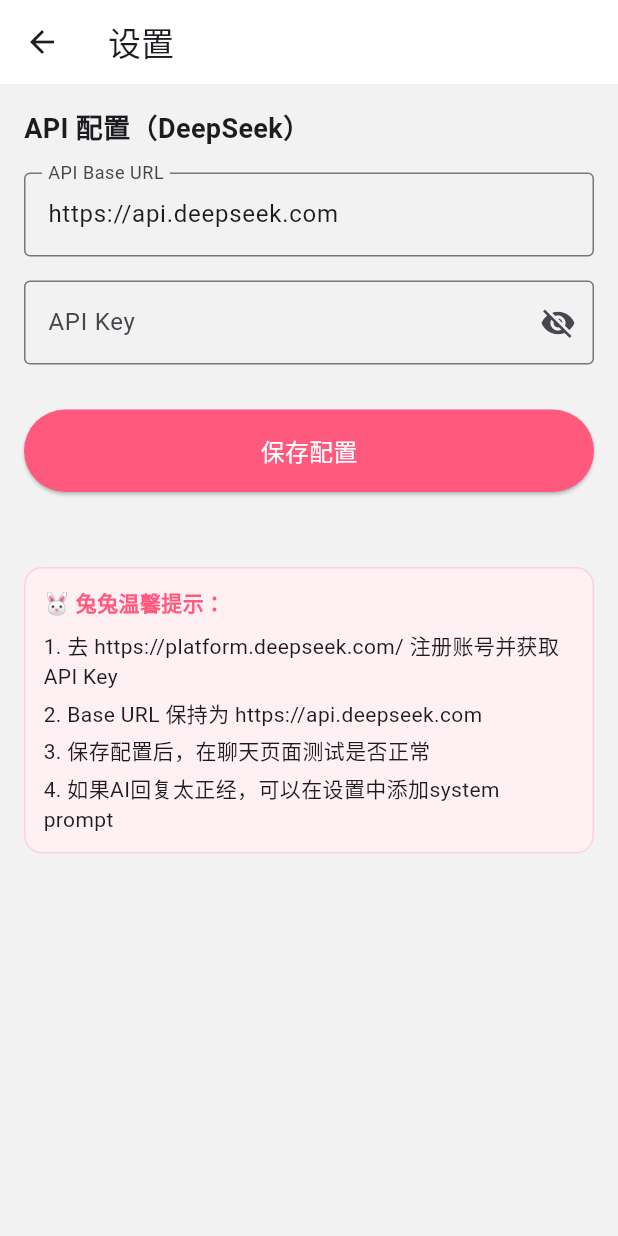
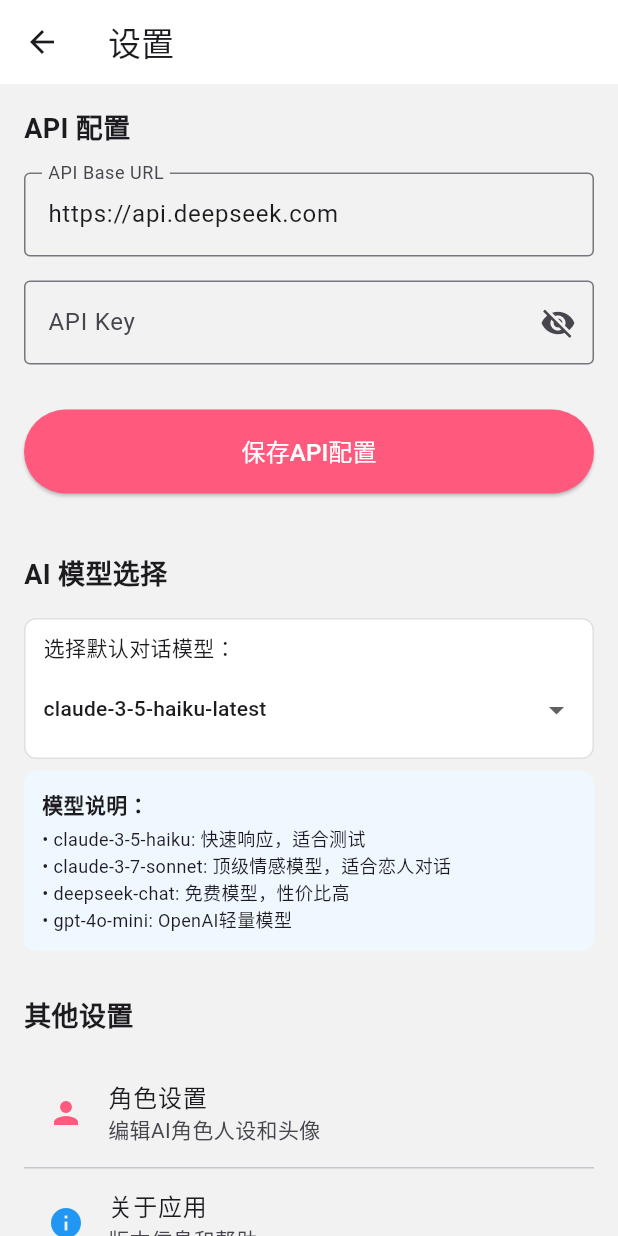
Before and after one commit to qe1712154349-boop/wolfram-chatroom, a Flutter app: the screen it shows after launch, item 4 of the bottom bar chosen, after a tap on "设置", on a phone screen of 412 x 824 dp. Run offline on Flutter 3.47's test engine with Material 3 defaults, Android fonts, the phone set to English and light mode, and no system bars; our stand-ins replace image_picker, shared_preferences; network calls fail.

```diff
--- a/lib/pages/me/settings_page.dart
+++ b/lib/pages/me/settings_page.dart
@@ -14,18 +14,31 @@
   bool _obscureKey = true;
   final StorageService _storage = StorageService();
 
+  // 模型选择相关变量
+  String _selectedModel = 'claude-3-5-haiku-latest';
+  List<String> _modelOptions = [];
+
   @override
   void initState() {
     super.initState();
     _loadSavedConfig();
+    _loadModelSettings();
   }
 
   Future<void> _loadSavedConfig() async {
     final baseUrl = await _storage.getApiBaseUrl();
     final apiKey = await _storage.getApiKey();
     setState(() {
-      _baseUrlController.text = baseUrl;   // 直接赋值，因为它不可能 null
+      _baseUrlController.text = baseUrl;
       _apiKeyController.text = apiKey ?? '';
+    });
+  }
+
+  Future<void> _loadModelSettings() async {
+    final model = await _storage.getSelectedModel();
+    setState(() {
+      _selectedModel = model;
+      _modelOptions = _storage.getModelOptions();
     });
   }
 
@@ -36,15 +49,29 @@
     }
   }
 
+  Future<void> _saveModel(String model) async {
+    await _storage.saveSelectedModel(model);
+    if (mounted) {
+      setState(() {
+        _selectedModel = model;
+      });
+      ScaffoldMessenger.of(context).showSnackBar(const SnackBar(content: Text('模型设置已保存')));
+    }
+  }
+
   @override
   Widget build(BuildContext context) {
     return Scaffold(
       backgroundColor: const Color(0xFFF2F2F2),
-      appBar: AppBar(title: const Text("设置"), backgroundColor: Colors.white),
+      appBar: AppBar(
+        title: const Text("设置"),
+        backgroundColor: Colors.white
+      ),
       body: ListView(
         padding: const EdgeInsets.all(16),
         children: [
-          const Text("API 配置（DeepSeek）", style: TextStyle(fontSize: 18, fontWeight: FontWeight.bold)),
+          // API 配置部分
+          const Text("API 配置", style: TextStyle(fontSize: 18, fontWeight: FontWeight.bold)),
           const SizedBox(height: 16),
           TextField(
             controller: _baseUrlController,
@@ -70,9 +97,97 @@
           const SizedBox(height: 30),
           ElevatedButton(
             onPressed: _saveConfig,
-            style: ElevatedButton.styleFrom(backgroundColor: const Color(0xFFFF5A7E), padding: const EdgeInsets.symmetric(vertical: 16)),
-            child: const Text("保存配置", style: TextStyle(fontSize: 16, color: Colors.white)),
+            style: ElevatedButton.styleFrom(
+              backgroundColor: const Color(0xFFFF5A7E),
+              padding: const EdgeInsets.symmetric(vertical: 16)
+            ),
+            child: const Text("保存API配置", style: TextStyle(fontSize: 16, color: Colors.white)),
           ),
+          const SizedBox(height: 40),
+
+          // 模型选择部分
+          const Text("AI 模型选择", style: TextStyle(fontSize: 18, fontWeight: FontWeight.bold)),
+          const SizedBox(height: 16),
+          Container(
+            padding: const EdgeInsets.symmetric(horizontal: 12, vertical: 8),
+            decoration: BoxDecoration(
+              color: Colors.white,
+              borderRadius: BorderRadius.circular(8),
+              border: Border.all(color: Colors.grey[300]!),
+            ),
+            child: Column(
+              crossAxisAlignment: CrossAxisAlignment.start,
+              children: [
+                const Text(
+                  "选择默认对话模型：",
+                  style: TextStyle(fontSize: 14, fontWeight: FontWeight.w500),
+                ),
+                const SizedBox(height: 8),
+                DropdownButton<String>(
+                  value: _selectedModel,
+                  isExpanded: true,
+                  underline: Container(height: 0),
+                  onChanged: (String? newValue) {
+                    if (newValue != null) {
+                      _saveModel(newValue);
+                    }
+                  },
+                  items: _modelOptions.map<DropdownMenuItem<String>>((String value) {
+                    return DropdownMenuItem<String>(
+                      value: value,
+                      child: Text(
+                        value,
+                        style: const TextStyle(fontSize: 14),
+                      ),
+                    );
+                  }).toList(),
+                ),
+              ],
+            ),
+          ),
+          const SizedBox(height: 8),
+          Container(
+            padding: const EdgeInsets.all(12),
+            decoration: BoxDecoration(
+              color: const Color(0xFFF0F8FF),
+              borderRadius: BorderRadius.circular(8),
+            ),
+            child: const Column(
+              crossAxisAlignment: CrossAxisAlignment.start,
+              children: [
+                Text("模型说明：", style: TextStyle(fontWeight: FontWeight.bold)),
+                SizedBox(height: 4),
+                Text("• claude-3-5-haiku: 快速响应，适合测试", style: TextStyle(fontSize: 12)),
+                Text("• claude-3-7-sonnet: 顶级情感模型，适合恋人对话", style: TextStyle(fontSize: 12)),
+                Text("• deepseek-chat: 免费模型，性价比高", style: TextStyle(fontSize: 12)),
+                Text("• gpt-4o-mini: OpenAI轻量模型", style: TextStyle(fontSize: 12)),
+              ],
+            ),
+          ),
+          const SizedBox(height: 30),
+
+          // 其他设置项
+          const Text("其他设置", style: TextStyle(fontSize: 18, fontWeight: FontWeight.bold)),
+          const SizedBox(height: 16),
+          ListTile(
+            title: const Text("角色设置"),
+            subtitle: const Text("编辑AI角色人设和头像"),
+            leading: const Icon(Icons.person, color: Color(0xFFFF5A7E)),
+            onTap: () {
+              // 跳转到角色设置页面
+              Navigator.pushNamed(context, '/character-edit');
+            },
+          ),
+          const Divider(height: 1),
+          ListTile(
+            title: const Text("关于应用"),
+            subtitle: const Text("版本信息和帮助"),
+            leading: const Icon(Icons.info, color: Colors.blue),
+            onTap: () {
+              _showNotImplementedSnackbar("关于页面");
+            },
+          ),
+
           const SizedBox(height: 50),
           _buildTipsCard(),
         ],
@@ -99,9 +214,18 @@
           SizedBox(height: 4),
           Text("3. 保存配置后，在聊天页面测试是否正常"),
           SizedBox(height: 4),
-          Text("4. 如果AI回复太正经，可以在设置中添加system prompt"),
+          Text("4. 如果AI回复太正经，可以在角色设置中添加system prompt"),
         ],
       ),
     );
   }
+
+  void _showNotImplementedSnackbar(String feature) {
+    ScaffoldMessenger.of(context).showSnackBar(
+      SnackBar(
+        content: Text("$feature功能开发中..."),
+        duration: const Duration(seconds: 1),
+      ),
+    );
+  }
 }
--- a/lib/services/api_service.dart
+++ b/lib/services/api_service.dart
@@ -5,7 +5,7 @@
 class ApiService {
   final StorageService _storage = StorageService();
 
-  Future<String?> sendChatMessage(List<Map<String, String>> messages) async {
+  Future<String?> sendChatMessage(List<Map<String, String>> messages, String modelName) async {
     final apiKey = await _storage.getApiKey();
     final baseUrl = await _storage.getApiBaseUrl();
 
@@ -21,9 +21,9 @@
           'Authorization': 'Bearer $apiKey',
         },
         body: jsonEncode({
-          'model': 'deepseek-chat',
+          'model': modelName, // 使用传入的模型名称
           'messages': messages.map((m) => {'role': m['role'], 'content': m['content']}).toList(),
-          'temperature': 0.7,
+          'temperature': 0.9, // 调高到 0.9，让回复更活泼
           'stream': false,
         }),
       );
--- a/lib/services/storage_service.dart
+++ b/lib/services/storage_service.dart
@@ -13,7 +13,7 @@
 
   Future<SharedPreferences> get _prefs async => await SharedPreferences.getInstance();
 
-  // ── 原有方法保持不变 ──
+  // ── API配置相关 ──
   Future<String> getApiBaseUrl() async {
     final prefs = await _prefs;
     return prefs.getString('api_base_url') ?? 'https://api.deepseek.com';
@@ -30,16 +30,13 @@
     await prefs.setString('api_key', apiKey.trim());
   }
 
-// storage_service.dart 中修改以下两个方法
-
-// ── 修改：保存聊天记录（包含时间戳）──
+  // ── 聊天记录相关 ──
   Future<void> saveChatHistory(List<Map<String, dynamic>> history) async {
     final prefs = await _prefs;
     final jsonString = jsonEncode(history);
     await prefs.setString('chat_history_master', jsonString);
   }
 
-// ── 修改：读取聊天记录（包含时间戳）──
   Future<List<Map<String, dynamic>>> loadChatHistory() async {
     final prefs = await _prefs;
     final jsonString = prefs.getString('chat_history_master');
@@ -52,7 +49,7 @@
         return {
           'role': e['role'] as String,
           'content': e['content'] as String,
-        'timestamp': e['timestamp'] ?? '',  // 添加时间戳
+          'timestamp': e['timestamp'] ?? '',
         };
       }).toList();
     } catch (e) {
@@ -69,29 +66,22 @@
       await prefs.remove('chat_history_master');
     }
 
-  // ────────────────────────────────────────────────────────────
-  // ── 新增：角色编辑相关存储方法 ──
-  // ────────────────────────────────────────────────────────────
-
-  // 1. 保存角色头像路径
+  // ── 角色编辑相关 ──
   Future<void> saveCharacterAvatarPath(String path) async {
     final prefs = await _prefs;
     await prefs.setString('character_avatar_path', path);
   }
 
-  // 2. 获取角色头像路径
   Future<String?> getCharacterAvatarPath() async {
     final prefs = await _prefs;
     return prefs.getString('character_avatar_path');
   }
 
-  // 3. 保存角色数据（昵称、简介、私密设定、开场白）
   Future<void> saveCharacterData(Map<String, String> data) async {
     final prefs = await _prefs;
     await prefs.setString('character_data', jsonEncode(data));
   }
 
-  // 4. 加载角色数据
   Future<Map<String, String>> loadCharacterData() async {
     final prefs = await _prefs;
     final jsonString = prefs.getString('character_data');
@@ -109,8 +99,6 @@
     }
   }
 
-    // 5. 获取完整系统提示（包含私密设定）
-   // 修改 getCharacterSystemPrompt 方法，添加时间参数
   Future<String> getCharacterSystemPrompt({String? currentTime}) async {
     final data = await loadCharacterData();
     final nickname = data['nickname'] ?? 'Master';
@@ -118,33 +106,26 @@
     final privateSetting = data['private_setting'] ?? '';
     final opening = data['opening'] ?? '';
 
-      // 构建系统提示，完全使用用户填写的内容
     String prompt = '';
 
-      // 添加当前时间（如果提供了）
     if (currentTime != null && currentTime.isNotEmpty) {
       prompt += '当前时间：$currentTime\n\n';
     }
 
-      // 添加角色名称
     prompt += '角色名称：$nickname\n\n';
 
-      // 添加简介（公开部分）
     if (intro.isNotEmpty) {
       prompt += '角色设定：\n$intro\n\n';
     }
 
-      // 添加开场白
     if (opening.isNotEmpty) {
       prompt += '开场白示例：\n$opening\n\n';
     }
 
-      // 添加私密设定（AI能看到，用户看不到）
     if (privateSetting.isNotEmpty) {
       prompt += '私密行为设定：\n$privateSetting\n\n';
     }
 
-      // 如果用户什么都没填，提供一个默认提示
     if (prompt.isEmpty) {
       prompt = '''
     角色名称：$nickname
@@ -157,25 +138,21 @@
     return prompt.trim();
   }
 
-  // 6. 获取角色昵称
   Future<String> getCharacterNickname() async {
     final data = await loadCharacterData();
     return data['nickname'] ?? 'Master';
   }
 
-  // 7. 获取角色简介
   Future<String> getCharacterIntro() async {
     final data = await loadCharacterData();
     return data['intro'] ?? '';
   }
 
-  // 8. 获取开场白
   Future<String> getCharacterOpening() async {
     final data = await loadCharacterData();
     return data['opening'] ?? '';
   }
 
-  // 9. 复制文件到应用目录并返回新路径
   Future<String> copyFileToAppDir(String sourcePath) async {
     try {
       final appDir = await getApplicationDocumentsDirectory();
@@ -191,13 +168,12 @@
       }
     } catch (e) {
       if (kDebugMode) {
-      debugPrint('角色数据解析失败: $e');
+        debugPrint('复制文件失败: $e');
       }
       rethrow;
     }
   }
 
-  // 10. 检查是否有自定义头像
   Future<bool> hasCustomAvatar() async {
     final avatarPath = await getCharacterAvatarPath();
     if (avatarPath == null || avatarPath.isEmpty) {
@@ -208,7 +184,6 @@
     return await file.exists();
   }
 
-  // 11. 获取头像文件
   Future<File?> getAvatarFile() async {
     final avatarPath = await getCharacterAvatarPath();
     if (avatarPath == null || avatarPath.isEmpty) {
@@ -222,26 +197,23 @@
     return null;
   }
 
-  // 12. 清理所有角色数据（调试用）
   Future<void> clearAllCharacterData() async {
     final prefs = await _prefs;
     await prefs.remove('character_avatar_path');
     await prefs.remove('character_data');
   }
 
-  // 13. 保存用户头像路径
+  // ── 用户头像相关 ──
   Future<void> saveUserAvatarPath(String path) async {
     final prefs = await _prefs;
     await prefs.setString('user_avatar_path', path);
   }
 
-  // 14. 获取用户头像路径
   Future<String?> getUserAvatarPath() async {
     final prefs = await _prefs;
     return prefs.getString('user_avatar_path');
   }
 
-  // 15. 复制用户头像文件到应用目录
   Future<String> copyUserAvatarToAppDir(String sourcePath) async {
     try {
       final appDir = await getApplicationDocumentsDirectory();
@@ -262,4 +234,33 @@
       rethrow;
     }
   }
+
+  // ── 新增：模型管理方法 ──
+  // 保存选择的模型
+  Future<void> saveSelectedModel(String modelName) async {
+    final prefs = await _prefs;
+    await prefs.setString('selected_model', modelName);
   }
+
+  // 获取选择的模型（默认使用 claude-3-5-haiku-latest）
+  Future<String> getSelectedModel() async {
+    final prefs = await _prefs;
+    return prefs.getString('selected_model') ?? 'claude-3-5-haiku-latest';
+  }
+
+  // 获取可用模型列表
+  List<String> getModelOptions() {
+    return [
+      'claude-3-5-haiku-latest',
+      'claude-3-7-sonnet',
+      'deepseek-chat',
+      'gpt-4o-mini'
+    ];
+  }
+
+  // 清空模型设置
+  Future<void> clearModelSettings() async {
+    final prefs = await _prefs;
+    await prefs.remove('selected_model');
+  }
+}
```
Also changed, not shown: lib/pages/chat/chat_room_page.dart (+69 -22 lines), lib/pages/chat/chat_room_settings_page.dart (added, +196 -0 lines). Lines whose indentation alone changed are shown as unchanged.
